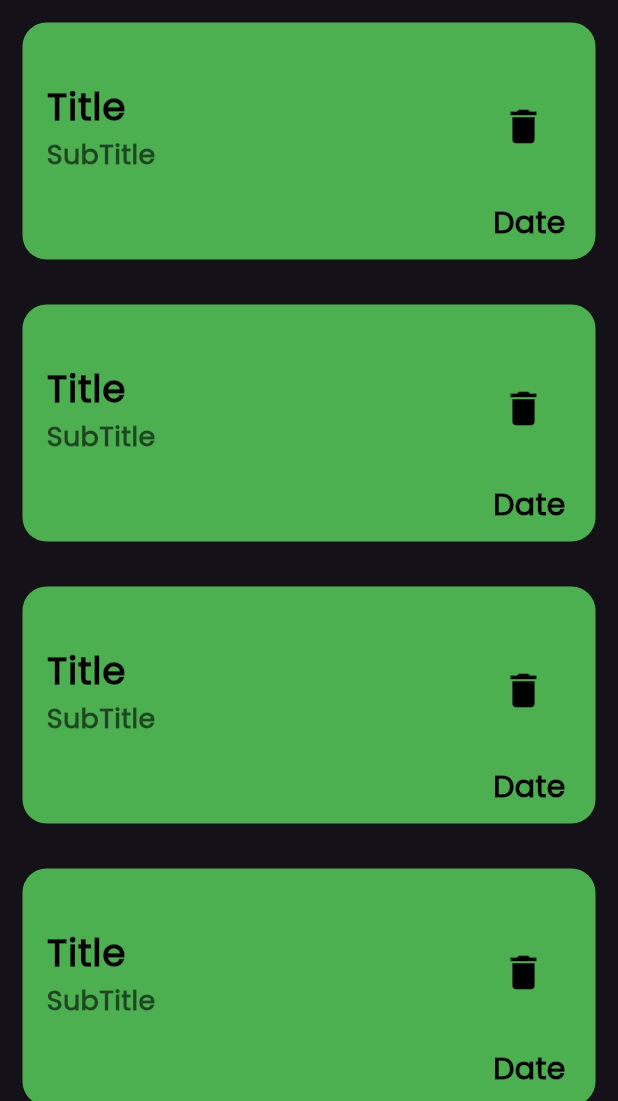
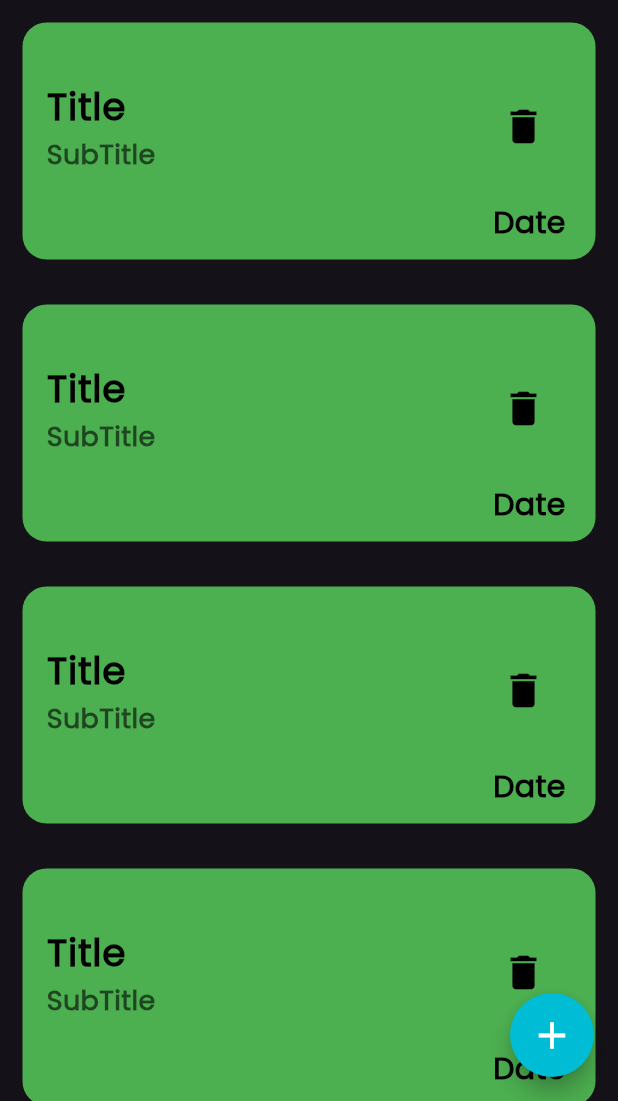
Before and after one commit to mostafacoding2/note_app, a Flutter app: the NoteView screen opened directly, on a phone screen of 412 x 824 dp, the part 135-1236 px from its top. Run offline on Flutter 3.47's test engine with Material 3 defaults, Android fonts, the phone set to English and light mode, and no system bars.

Commit message:
create add form note

```diff
--- a/lib/views/note_view.dart
+++ b/lib/views/note_view.dart
@@ -1,4 +1,6 @@
 import 'package:flutter/material.dart';
+import 'package:note_app/customs/custom_icon.dart';
+import 'package:note_app/widget/AddNote/add_note_floating_actionButton.dart';
 import 'package:note_app/widget/body_note-view.dart';
 class NoteView extends StatelessWidget {
   const NoteView({super.key});
@@ -6,8 +8,17 @@ class NoteView extends StatelessWidget {
   @override
   Widget build(BuildContext context) {
     return Scaffold(
+      floatingActionButton: FloatingActionButton(
+          child: CustomIcon(icon: Icons.add, color: Colors.white, size: 30),
+          backgroundColor:Colors.cyan ,
+          shape:RoundedRectangleBorder(borderRadius: BorderRadius.circular(90)),
+          onPressed: ()
+          {
+            showModalBottomSheet(context: context, builder:(context)=> const ShowModelBottomSheet());
+          }),
 
-body: BodyNoteView(),
+
+      body: const  BodyNoteView(),
 
 
     );
```
Also changed, not shown: lib/constants/constants.dart (added, +23 -0 lines), lib/widget/AddNote/add_form_note.dart (added, +32 -0 lines).
